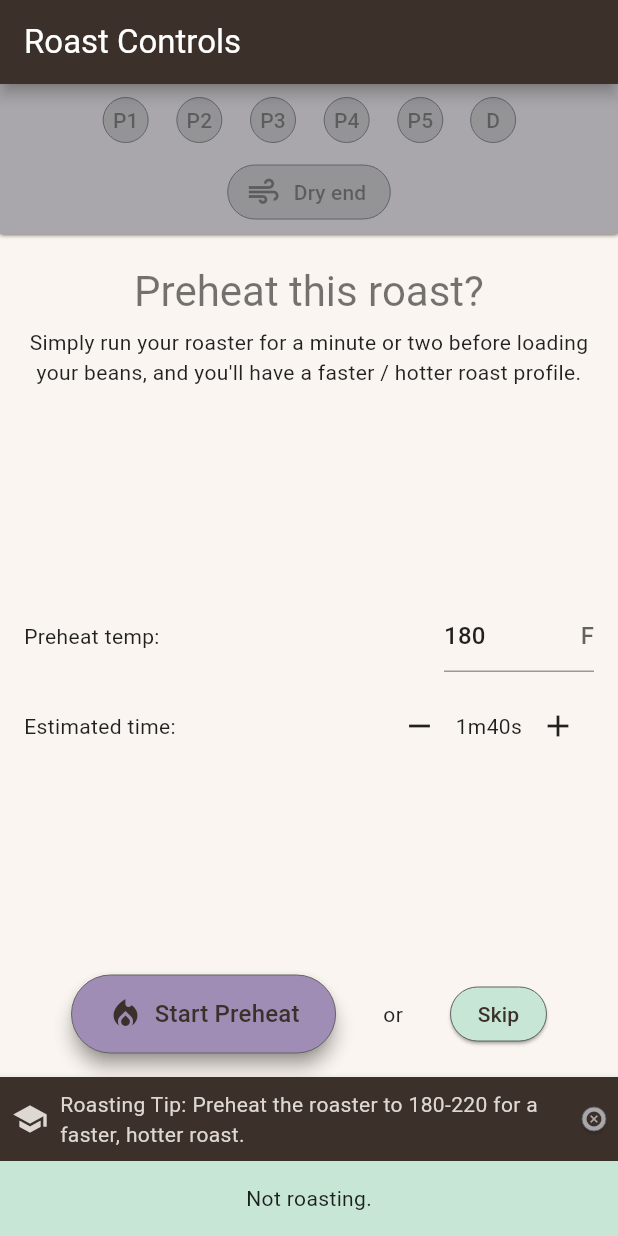
After one commit to MichaelRFairhurst/BehtterRoasts, a Flutter app: the TimerPage screen opened by its route, on a phone screen of 412 x 824 dp. The commit adds this screen. Run offline on Flutter 3.47's test engine with Material 2 defaults, Android fonts, the phone set to English and light mode, and no system bars; our stand-ins replace cloud_firestore, firebase_core, flutter_riverpod, freezed_annotation, go_router, google_fonts; missing offline and left inert: flutter_beep; accounts and stored records are empty.

Commit message:
Partial UI for preheat workflow. Not done.
To do:
- Probably show preheat time as a countdown instead of count up.
- Save preheat temp & time in Roast model / firebase
- Show preheat details in roast log view
- Summarize preheat deteails in roast summary
- Beep when preheat nearly over
- Warn when preheating over 1:45 as it can damage the roaster.
- (nice to have) "Careful! Roasting drum is hot!" with "load your
  beans!" after completing preheat.

```diff
--- a/lib/src/roast/routes/complete_roast_page.dart
+++ b/lib/src/roast/routes/complete_roast_page.dart
@@ -1,6 +1,7 @@
 import 'package:behmor_roast/src/config/theme.dart';
 import 'package:behmor_roast/src/roast/providers.dart';
 import 'package:behmor_roast/src/roast/widgets/roast_summary_widget.dart';
+import 'package:behmor_roast/src/timer/services/timer_service.dart';
 import 'package:behmor_roast/src/timer/widgets/roast_pop_scope.dart';
 import 'package:flutter/material.dart';
 import 'package:flutter_riverpod/flutter_riverpod.dart';
@@ -22,7 +23,7 @@ class CompleteRoastPageState extends ConsumerState<CompleteRoastPage> {
   @override
   Widget build(BuildContext context) {
     return RoastPopScope(
-      running: false,
+      state: RoastTimerState.done,
       child: Scaffold(
         appBar: AppBar(
           title: const Text('Roast complete'),
--- a/lib/src/roast/routes/new_roast_page.dart
+++ b/lib/src/roast/routes/new_roast_page.dart
@@ -62,7 +62,7 @@ class NewRoastPageState extends ConsumerState<NewRoastPage> {
                   },
                 ),
               ),
-              const SliverPadding(padding: EdgeInsets.only(top: 10)),
+              /*const SliverPadding(padding: EdgeInsets.only(top: 10)),
               const SliverToBoxAdapter(
                 child: Text('Roast number'),
               ),
@@ -77,7 +77,7 @@ class NewRoastPageState extends ConsumerState<NewRoastPage> {
 
                       return null;
                     }),
-              ),
+              ),*/
               const SliverPadding(padding: EdgeInsets.only(top: 10)),
               const SliverToBoxAdapter(
                 child: Text('Weight (g)'),
@@ -172,7 +172,7 @@ class NewRoastPageState extends ConsumerState<NewRoastPage> {
                           ref.read(phaseLogsProvider.notifier).state = [];
                           ref.read(controlLogsProvider.notifier).state = [];
                           ref.read(timerServiceProvider).reset();
-                          context.replace(Routes.timer, extra: roast);
+                          context.replace(Routes.timer);
                         }
                       },
                     ),
--- a/lib/src/timer/providers.dart
+++ b/lib/src/timer/providers.dart
@@ -21,9 +21,9 @@ final secondsProvider = StreamProvider<Duration?>((ref) {
   return tService.seconds;
 });
 
-final timerRunningProvider = StreamProvider<bool>((ref) {
+final timerStateProvider = StreamProvider<RoastTimerState>((ref) {
   final tService = ref.watch(timerServiceProvider);
-  return tService.running;
+  return tService.state;
 });
 
 final checkTempStreamProvider = StreamProvider<Duration>((ref) {
@@ -87,6 +87,7 @@ final roastLogsProvider = Provider<List<RoastLog>>((ref) {
 final tipsProvider = Provider<Set<String>>((ref) {
   final service = TipsService();
   final roastLogs = ref.watch(roastLogsProvider);
-  final running = ref.watch(timerRunningProvider).value ?? false;
+  final running =
+      ref.watch(timerStateProvider).value == RoastTimerState.roasting;
   return service.getTips(roastLogs, running);
 });
--- a/lib/src/timer/routes/timer.dart
+++ b/lib/src/timer/routes/timer.dart
@@ -3,9 +3,11 @@ import 'package:behmor_roast/src/config/theme.dart';
 import 'package:behmor_roast/src/roast/providers.dart';
 import 'package:behmor_roast/src/roast/models/temp_log.dart';
 import 'package:behmor_roast/src/roast/widgets/temp_log_widget.dart';
+import 'package:behmor_roast/src/timer/services/timer_service.dart';
 import 'package:behmor_roast/src/timer/widgets/alert_widget.dart';
 import 'package:behmor_roast/src/timer/widgets/check_temp_widget.dart';
 import 'package:behmor_roast/src/timer/widgets/controls_widget.dart';
+import 'package:behmor_roast/src/timer/widgets/preheat_widget.dart';
 import 'package:behmor_roast/src/timer/widgets/projections_widget.dart';
 import 'package:behmor_roast/src/timer/widgets/roast_pop_scope.dart';
 import 'package:behmor_roast/src/timer/widgets/roast_tip_widget.dart';
@@ -23,14 +25,15 @@ class TimerPage extends ConsumerWidget {
   @override
   Widget build(BuildContext context, WidgetRef ref) {
     final tService = ref.watch(timerServiceProvider);
-    final running = ref.watch(timerRunningProvider).value ?? false;
+    final state =
+        ref.watch(timerStateProvider).value ?? RoastTimerState.waiting;
     final showTempInputTime = ref.watch(showTempInputTimeProvider);
     final alerts = ref.watch(alertsProvider);
     final logs = ref.watch(roastLogsProvider);
     final tips = ref.watch(tipsProvider);
 
     Widget? fab;
-    if (!running && tService.elapsed() == null) {
+    if (state == RoastTimerState.preheatDone) {
       fab = ElevatedButton.icon(
         style: RoastAppTheme.largeButtonTheme.style,
         icon: const Icon(Icons.local_fire_department_sharp, size: 28.0),
@@ -40,7 +43,7 @@ class TimerPage extends ConsumerWidget {
           tService.start(roast!.config.tempInterval);
         },
       );
-    } else if (!running) {
+    } else if (state == RoastTimerState.done) {
       fab = ElevatedButton.icon(
         style: RoastAppTheme.largeButtonTheme.style,
         label: const Icon(Icons.navigate_next, size: 28.0),
@@ -61,8 +64,24 @@ class TimerPage extends ConsumerWidget {
       );
     }
 
+    final Widget body;
+    if (state == RoastTimerState.waiting ||
+        state == RoastTimerState.preheating) {
+      body = const Padding(
+        padding: EdgeInsets.all(16),
+        child: PreheatWidget(),
+      );
+    } else {
+      body = BottomStickyScrollView(
+        children: [
+          TempLogWidget(logs: logs),
+          const ProjectionsWidget(),
+        ],
+      );
+    }
+
     return RoastPopScope(
-      running: running,
+      state: state,
       child: Scaffold(
         appBar: AppBar(
           title: const Text("Roast Controls"),
@@ -89,16 +108,10 @@ class TimerPage extends ConsumerWidget {
               margin: const EdgeInsets.only(bottom: 4.0),
               child: const ControlsWidget(),
             ),
-            Expanded(
-              child: BottomStickyScrollView(
-                children: [
-                  TempLogWidget(logs: logs),
-                  const ProjectionsWidget(),
-                ],
-              ),
-            ),
+            Expanded(child: body),
             AnimatedPopUp(
-              child: !running || showTempInputTime == null
+              child: state != RoastTimerState.roasting ||
+                      showTempInputTime == null
                   ? null
                   : Container(
                       alignment: Alignment.center,
--- a/lib/src/timer/widgets/control_button.dart
+++ b/lib/src/timer/widgets/control_button.dart
@@ -1,5 +1,6 @@
 import 'package:behmor_roast/src/roast/models/control_log.dart';
 import 'package:behmor_roast/src/timer/providers.dart';
+import 'package:behmor_roast/src/timer/services/timer_service.dart';
 import 'package:flutter/material.dart';
 import 'package:flutter_riverpod/flutter_riverpod.dart';
 
@@ -14,7 +15,8 @@ class ControlButton extends ConsumerWidget {
   @override
   Widget build(BuildContext context, WidgetRef ref) {
     final controls = ref.watch(controlLogsProvider);
-    final running = ref.watch(timerRunningProvider).value ?? false;
+    final running =
+        ref.watch(timerStateProvider).value == RoastTimerState.roasting;
 
     final pwrLevel = controls
         .cast<ControlLog?>()
--- a/lib/src/timer/widgets/controls_widget.dart
+++ b/lib/src/timer/widgets/controls_widget.dart
@@ -1,6 +1,7 @@
 import 'package:behmor_roast/src/roast/models/control_log.dart';
 import 'package:behmor_roast/src/roast/models/phase_log.dart';
 import 'package:behmor_roast/src/timer/providers.dart';
+import 'package:behmor_roast/src/timer/services/timer_service.dart';
 import 'package:behmor_roast/src/timer/widgets/control_button.dart';
 import 'package:behmor_roast/src/util/widgets/crack_icon.dart';
 import 'package:flutter/material.dart';
@@ -79,7 +80,8 @@ class ControlsWidget extends ConsumerWidget {
   @override
   Widget build(BuildContext context, WidgetRef ref) {
     final phaseLogs = ref.watch(phaseLogsProvider);
-    final running = ref.watch(timerRunningProvider).value ?? false;
+    final running =
+        ref.watch(timerStateProvider).value == RoastTimerState.roasting;
 
     return Column(
       children: [
--- /dev/null
+++ b/lib/src/timer/widgets/preheat_widget.dart
@@ -0,0 +1,144 @@
+import 'package:behmor_roast/src/behmor/widgets/program_button.dart';
+import 'package:behmor_roast/src/config/theme.dart';
+import 'package:behmor_roast/src/timer/providers.dart';
+import 'package:behmor_roast/src/timer/services/timer_service.dart';
+import 'package:behmor_roast/src/timer/widgets/timestamp_widget.dart';
+import 'package:flutter/material.dart';
+import 'package:flutter_riverpod/flutter_riverpod.dart';
+
+class PreheatWidget extends ConsumerStatefulWidget {
+  const PreheatWidget({super.key});
+
+  @override
+  PreheatWidgetState createState() => PreheatWidgetState();
+}
+
+class PreheatWidgetState extends ConsumerState<PreheatWidget> {
+  TextEditingController tempCtrl = TextEditingController(
+    text: '180',
+  );
+
+  var duration = const Duration(seconds: 100);
+
+  @override
+  Widget build(BuildContext context) {
+    final state =
+        ref.watch(timerStateProvider).value ?? RoastTimerState.waiting;
+
+    if (state == RoastTimerState.preheating) {
+      return Column(
+        children: [
+          Text(
+            'Preheating...',
+            style: RoastAppTheme.materialTheme.textTheme.headlineMedium,
+          ),
+          const SizedBox(height: 6),
+          RichText(
+            text: TextSpan(
+              children: [
+                TextSpan(
+                  text: 'Press ',
+                  style: RoastAppTheme.materialTheme.textTheme.bodySmall,
+                ),
+                const WidgetSpan(
+                  child: ProgramButton('B'),
+                ),
+                TextSpan(
+                  text: ' to monitor the current temp of your roaster.',
+                  style: RoastAppTheme.materialTheme.textTheme.bodySmall,
+                ),
+              ],
+            ),
+          ),
+          ElevatedButton(
+            onPressed: () {
+              ref.read(timerServiceProvider).stopPreheat();
+            },
+            child: const Text('Stop'),
+          ),
+        ],
+      );
+    }
+
+    return Column(
+      children: [
+        Text(
+          'Preheat this roast?',
+          style: RoastAppTheme.materialTheme.textTheme.headlineMedium,
+          textAlign: TextAlign.center,
+        ),
+        const SizedBox(height: 6),
+        const Text(
+          'Simply run your roaster for a minute or two before loading your'
+          " beans, and you'll have a faster / hotter roast profile.",
+          textAlign: TextAlign.center,
+        ),
+        const Spacer(),
+        Row(
+          mainAxisAlignment: MainAxisAlignment.spaceBetween,
+          children: [
+            const Text('Preheat temp: '),
+            SizedBox(
+              width: 100,
+              child: TextField(
+                controller: TextEditingController(
+                  text: '180',
+                ),
+                decoration: const InputDecoration(
+                  suffixText: 'F',
+                ),
+              ),
+            ),
+          ],
+        ),
+        const SizedBox(height: 12),
+        Row(
+          children: [
+            const Expanded(
+              child: Text('Estimated time:'),
+            ),
+            IconButton(
+              icon: const Icon(Icons.remove),
+              onPressed: () {
+                setState(() {
+                  duration -= const Duration(seconds: 5);
+                });
+              },
+            ),
+            TimestampWidget.twitter(duration),
+            IconButton(
+              icon: const Icon(Icons.add),
+              onPressed: () {
+                setState(() {
+                  duration += const Duration(seconds: 5);
+                });
+              },
+            ),
+          ],
+        ),
+        const Spacer(),
+        Row(
+          mainAxisAlignment: MainAxisAlignment.spaceEvenly,
+          children: [
+            ElevatedButton.icon(
+              style: RoastAppTheme.largeButtonTheme.style,
+              label: const Text('Start Preheat'),
+              icon: const Icon(Icons.local_fire_department),
+              onPressed: () {
+                ref.read(timerServiceProvider).startPreheat();
+              },
+            ),
+            const Text('or'),
+            ElevatedButton(
+              style: RoastAppTheme.limeButtonTheme.style,
+              child: const Text('Skip'),
+              onPressed: () {
+                ref.read(timerServiceProvider).stopPreheat();
+              },
+            ),
+          ],
+        ),
+      ],
+    );
+  }
+}
--- a/lib/src/timer/widgets/roast_pop_scope.dart
+++ b/lib/src/timer/widgets/roast_pop_scope.dart
@@ -1,16 +1,17 @@
 import 'package:behmor_roast/src/config/theme.dart';
 import 'package:behmor_roast/src/timer/providers.dart';
+import 'package:behmor_roast/src/timer/services/timer_service.dart';
 import 'package:flutter/material.dart';
 import 'package:flutter_riverpod/flutter_riverpod.dart';
 
 class RoastPopScope extends ConsumerWidget {
   const RoastPopScope({
     required this.child,
-    required this.running,
+    required this.state,
     super.key,
   });
 
-  final bool running;
+  final RoastTimerState state;
   final Widget child;
 
   @override
@@ -18,7 +19,7 @@ class RoastPopScope extends ConsumerWidget {
     final String contentStr;
     final String continueStr;
     final String stopStr;
-    if (running) {
+    if (state == RoastTimerState.roasting) {
       contentStr = 'Are you sure you want to stop the current roast?';
       continueStr = 'Continue roasting';
       stopStr = 'Stop current roast';
@@ -46,9 +47,7 @@ class RoastPopScope extends ConsumerWidget {
                   ElevatedButton(
                     style: RoastAppTheme.cancelButtonTheme.style,
                     onPressed: () {
-                      if (running) {
-                        ref.read(timerServiceProvider).stop();
-                      }
+                      ref.read(timerServiceProvider).stop();
                       Navigator.pop(context);
                       Navigator.pop(context);
                     },
--- a/lib/src/timer/widgets/time_widget.dart
+++ b/lib/src/timer/widgets/time_widget.dart
@@ -1,4 +1,5 @@
 import 'package:behmor_roast/src/timer/providers.dart';
+import 'package:behmor_roast/src/timer/services/timer_service.dart';
 import 'package:behmor_roast/src/timer/widgets/development_widget.dart';
 import 'package:behmor_roast/src/timer/widgets/timestamp_widget.dart';
 import 'package:flutter/material.dart';
@@ -9,18 +10,22 @@ class TimeWidget extends ConsumerWidget {
 
   @override
   Widget build(BuildContext context, WidgetRef ref) {
+    final state = ref.watch(timerStateProvider).value;
     final time = ref.watch(secondsProvider).value;
 
-    if (time == null) {
+    if (state == RoastTimerState.waiting ||
+        state == RoastTimerState.preheatDone ||
+        time == null) {
       return const Text('Not roasting.');
     }
 
     return Row(
       children: [
         const SizedBox(width: 20),
-        const DevelopmentWidget(),
+        if (state == RoastTimerState.roasting) const DevelopmentWidget(),
         const Spacer(),
-        const Text('Roast time: '),
+        if (state == RoastTimerState.roasting) const Text('Roast time: '),
+        if (state == RoastTimerState.preheating) const Text('Preheat time: '),
         TimestampWidget.twitter(time),
         const SizedBox(width: 20),
       ],
```
Also changed, not shown: lib/src/timer/services/timer_service.dart (+56 -19 lines).
